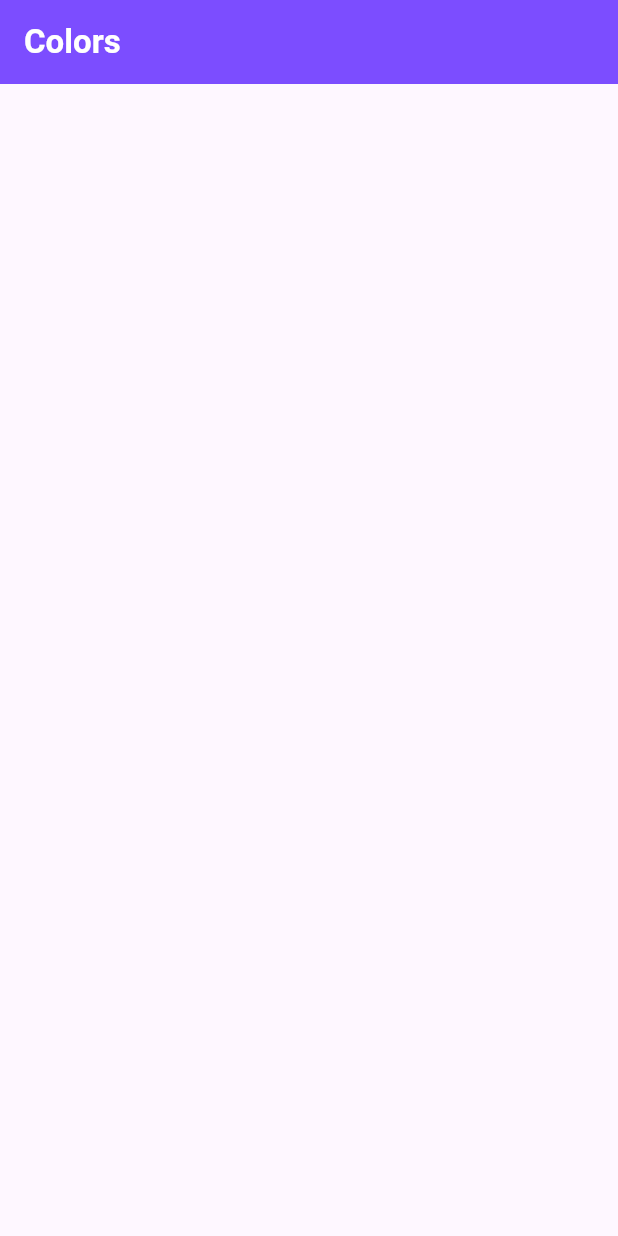
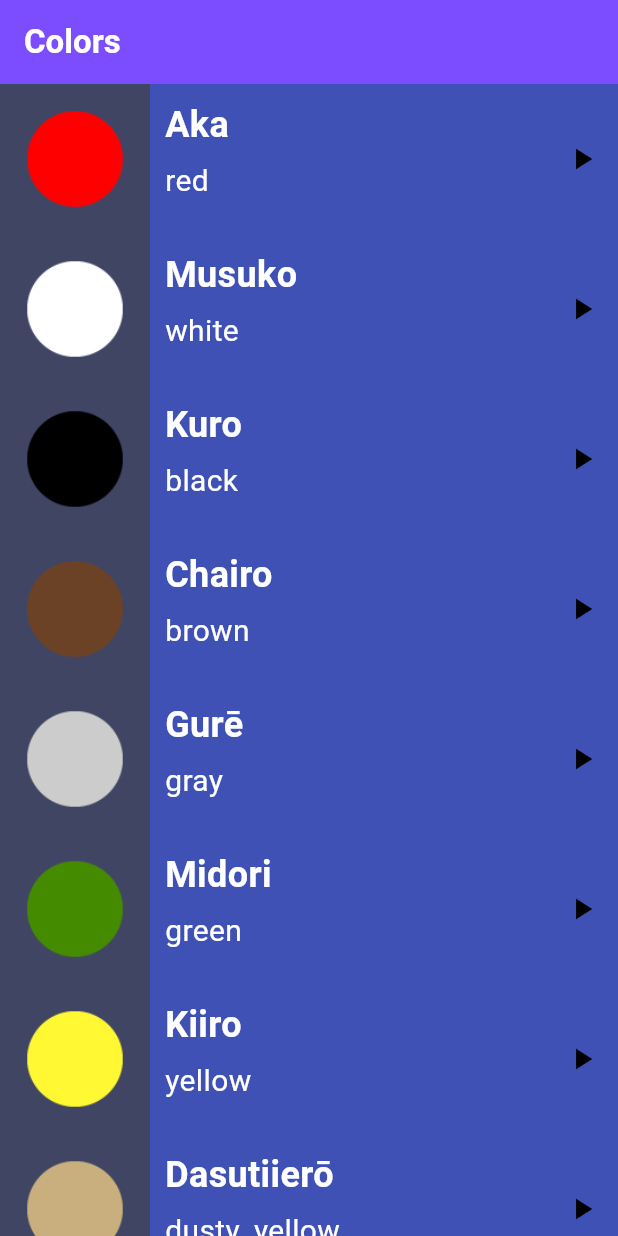
Before and after one commit to Aboelkasem1/Projects-Learn-Flutter, a Flutter app: the ColorsView screen opened directly, on a phone screen of 412 x 824 dp. Run offline on Flutter 3.47's test engine with Material 3 defaults, Android fonts, the light colour scheme and no system bars; our stand-ins replace audioplayers.

Commit message:
The code has been better organised and completed the colors page

```diff
--- /dev/null
+++ b/toku_app/lib/segment/item_info.dart
@@ -0,0 +1,53 @@
+import 'package:flutter/material.dart';
+import 'package:toku_app/models/item_model.dart';
+
+class ItemInfo extends StatelessWidget {
+  ItemInfo({super.key, required this.itemModel});
+  final ItemModel itemModel;
+
+  @override
+  Widget build(BuildContext context) {
+    return Row(
+              mainAxisAlignment: MainAxisAlignment.spaceBetween,
+              children: [
+                Column(
+                  crossAxisAlignment: CrossAxisAlignment.start,
+                  children: [
+                    Expanded(
+
+                      child: Padding(
+                        padding: const EdgeInsets.only(left: 10.0, top: 10),
+                        child: Text(
+                          itemModel.txtJapn,
+                          style: TextStyle(
+                            fontSize: 24,
+                            color: Colors.white,
+                            fontWeight: FontWeight.bold,
+                          ),
+                        ),
+                      ),
+                    ),
+                    Expanded(
+                      child: Padding(
+                        padding: const EdgeInsets.only(left: 10.0, bottom: 2),
+                        child: Text(
+                          itemModel.txtEnglish,
+                          style: TextStyle(fontSize: 20, color: Colors.white),
+                        ),
+                      ),
+                    ),
+                  ],
+                ),
+
+
+                IconButton(
+                  onPressed: () {
+                    itemModel.playSound();
+                  },
+
+                  icon: Icon(Icons.play_arrow, color: Colors.black),
+                ),
+              ],
+            );
+  }
+}
--- a/toku_app/lib/segment/pages_item.dart
+++ b/toku_app/lib/segment/pages_item.dart
@@ -1,6 +1,7 @@
 import 'package:audioplayers/audioplayers.dart';
 import 'package:flutter/material.dart';
 import 'package:toku_app/models/item_model.dart';
+import 'package:toku_app/segment/item_info.dart';
 
 class PagesItem extends StatelessWidget {
   PagesItem({super.key, required this.itemModel});
@@ -15,55 +16,17 @@ class PagesItem extends StatelessWidget {
       color: itemModel.color,
 
       child: Row(
-        mainAxisAlignment: MainAxisAlignment.spaceBetween,
+
         children: [
           Container(
-            color: const Color.fromARGB(179, 224, 223, 219),
+            color: const Color.fromARGB(179, 65, 64, 64),
             width: 100,
             child: Image.asset(
               itemModel.img,
             ),
           ),
-          Column(
-            children: [
-              Expanded(
-                child: Padding(
-                  padding: const EdgeInsets.only(left: 10.0, top: 10),
-                  child: Text(
-                    itemModel.txtJapn,
-                    style: TextStyle(
-                      fontSize: 24,
-                      color: Colors.white,
-                      fontWeight: FontWeight.bold,
-                    ),
-                  ),
-                ),
-              ),
-              Expanded(
-                child: Padding(
-                  padding: const EdgeInsets.only(left: 10.0, bottom: 2),
-                  child: Text(
-                    itemModel.txtEnglish,
-                    style: TextStyle(
-                      fontSize: 20,
-                      color: Colors.white,
-                    ),
-                  ),
-                ),
-              ),
-            ],
-          ),
-
-          Spacer(),
-          IconButton(
-            onPressed: () {
-              itemModel.playSound();
-            },
-
-            icon: Icon(
-              Icons.play_arrow,
-              color: Colors.black,
-            ),
+          Expanded(
+            child: ItemInfo(itemModel: itemModel),
           ),
         ],
       ),
--- a/toku_app/lib/views/colors_view.dart
+++ b/toku_app/lib/views/colors_view.dart
@@ -1,10 +1,71 @@
 import 'package:flutter/material.dart';
 import 'package:toku_app/models/item_course.dart';
+import 'package:toku_app/models/item_model.dart';
+import 'package:toku_app/segment/pages_item.dart';
 
 class ColorsView extends StatelessWidget {
   final ItemCourse itemCourse;
-  const ColorsView({super.key, required this.itemCourse});
+  ColorsView({super.key, required this.itemCourse});
 
+  final List<ItemModel> colors = [
+    ItemModel(
+      txtJapn: "Aka",
+      txtEnglish: "red",
+      img: "assets/images/colors/color_red.png",
+      sound: "sounds/colors/red.mp3",
+      color: Colors.indigo,
+    ),
+    ItemModel(
+      txtJapn: "Musuko",
+      txtEnglish: "white",
+      img: "assets/images/colors/color_white.png",
+      sound: "sounds/colors/white.mp3",
+      color: Colors.indigo,
+    ),
+    ItemModel(
+      txtJapn: "Kuro",
+      txtEnglish: "black",
+      img: "assets/images/colors/color_black.png",
+      sound: "sounds/colors/black.mp3",
+      color: Colors.indigo,
+    ),
+    ItemModel(
+      txtJapn: "Chairo",
+      txtEnglish: "brown",
+      img: "assets/images/colors/color_brown.png",
+      sound: "sounds/colors/brown.mp3",
+      color: Colors.indigo,
+    ),
+    ItemModel(
+      txtJapn: "Gurē",
+      txtEnglish: "gray",
+      img: "assets/images/colors/color_gray.png",
+      sound: "sounds/colors/gray.mp3",
+      color: Colors.indigo,
+    ),
+    ItemModel(
+      txtJapn: "Midori",
+      txtEnglish: "green",
+      img: "assets/images/colors/color_green.png",
+      sound: "sounds/colors/green.mp3",
+      color: Colors.indigo,
+    ),
+    ItemModel(
+      txtJapn: "Kiiro",
+      txtEnglish: "yellow",
+      img: "assets/images/colors/yellow.png",
+      sound: "sounds/colors/yellow.mp3",
+      color: Colors.indigo,
+    ),
+    ItemModel(
+      txtJapn: "Dasutiierō",
+      txtEnglish: "dusty_yellow",
+      img: "assets/images/colors/color_dusty_yellow.png",
+      sound: "sounds/colors/dusty_yellow.mp3",
+      color: Colors.indigo,
+    ),
+
+  ];
   @override
   Widget build(BuildContext context) {
     return Scaffold(
@@ -18,6 +79,13 @@ class ColorsView extends StatelessWidget {
         ),
         backgroundColor: itemCourse.color,
       ),
+
+      body: ListView.builder(
+        itemCount: colors.length,
+        itemBuilder: (context, index) {
+          return PagesItem(itemModel: colors[index]);
+        },
+      ),
     );
   }
 }
--- a/toku_app/lib/views/family_view.dart
+++ b/toku_app/lib/views/family_view.dart
@@ -7,7 +7,7 @@ class FamilyView extends StatelessWidget {
   FamilyView({super.key, required this.itemCourse});
   final ItemCourse itemCourse;
 
-  final List<ItemModel> numbers = [
+  final List<ItemModel> family = [
     ItemModel(
       txtJapn: "Chichioya",
       txtEnglish: "Father",
@@ -95,9 +95,9 @@ class FamilyView extends StatelessWidget {
       ),
 
       body: ListView.builder(
-        itemCount: numbers.length,
+        itemCount: family.length,
         itemBuilder: (context, index) {
-          return PagesItem(itemModel: numbers[index]);
+          return PagesItem(itemModel: family[index]);
         },
       ),
     );
--- a/toku_app/pubspec.yaml
+++ b/toku_app/pubspec.yaml
@@ -64,7 +64,9 @@ flutter:
     - assets/sounds/numbers/
     - assets/images/family_members/
     - assets/sounds/family_members/
-    - assets/images/family_members/family_father.png
+    - assets/images/family_members/
+    - assets/images/colors/
+    - assets/sounds/colors/
 
   # An image asset can refer to one or more resolution-specific "variants", see
   # https://flutter.dev/to/resolution-aware-images
```
